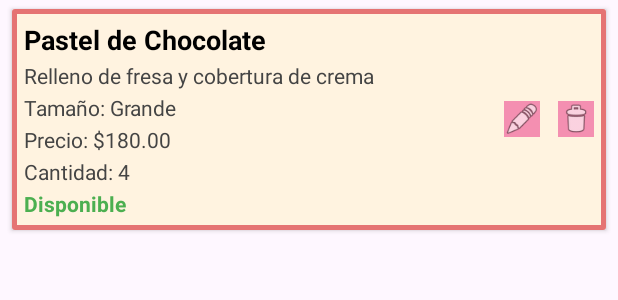
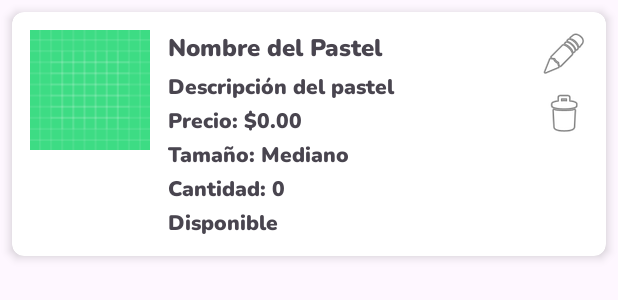
Before and after one commit to AntolinoRetana/CakeTrack, an Android app: the layout item_pastel.xml on its own in the app's theme, with its tools: preview values and no code run, on a phone screen of 412 x 824 dp. Shown: the top 300 px of the screen. Run offline under Robolectric (Android 15) with nearby library versions, the phone set to English and light mode, and no system bars.

Commit message:
agregar fotos a los pasteles

```diff
--- a/app/build.gradle
+++ b/app/build.gradle
@@ -61,5 +61,10 @@ dependencies {
     // Firebase Realtime Database
     implementation 'com.google.firebase:firebase-database:20.3.1'
 
+    implementation("com.google.firebase:firebase-storage")
+    implementation 'com.github.bumptech.glide:glide:4.16.0'
+    annotationProcessor 'com.github.bumptech.glide:compiler:4.16.0'
+
+
 
 }
--- a/app/src/main/java/com/example/caketrack/MainDashboardActivity.java
+++ b/app/src/main/java/com/example/caketrack/MainDashboardActivity.java
@@ -11,6 +11,7 @@ import androidx.fragment.app.Fragment;
 
 import com.example.caketrack.Admin.Fragments.FragmentCliente;
 import com.example.caketrack.Admin.Fragments.FragmentHome;
+//import com.example.caketrack.Admin.Fragments.FragmentPastel;
 import com.example.caketrack.Admin.Fragments.FragmentPastel;
 import com.example.caketrack.Admin.Fragments.FragmentReserva;
 import com.example.caketrack.Admin.Fragments.FragmentUsuario;
--- a/app/src/main/res/layout/item_pastel.xml
+++ b/app/src/main/res/layout/item_pastel.xml
@@ -1,108 +1,116 @@
 <?xml version="1.0" encoding="utf-8"?>
 <androidx.cardview.widget.CardView xmlns:android="http://schemas.android.com/apk/res/android"
+    xmlns:app="http://schemas.android.com/apk/res-auto"
     android:layout_width="match_parent"
     android:layout_height="wrap_content"
-    android:layout_marginVertical="6dp"
-    android:layout_marginHorizontal="8dp"
-    android:radius="16dp"
-    android:elevation="6dp"
-    android:padding="16dp">
+    android:layout_margin="8dp"
+    app:cardCornerRadius="8dp"
+    app:cardElevation="4dp">
 
     <LinearLayout
         android:layout_width="match_parent"
         android:layout_height="wrap_content"
         android:orientation="horizontal"
-        android:gravity="center_vertical"
-        android:weightSum="1"
-        android:background="@drawable/cards"
-        android:padding="8dp">
+        android:padding="12dp">
 
-        <!-- Info del pastel -->
+        <!-- Imagen del pastel -->
+        <ImageView
+            android:id="@+id/imageViewItemPastel"
+            android:layout_width="80dp"
+            android:layout_height="80dp"
+            android:layout_marginEnd="12dp"
+            android:scaleType="centerCrop"
+            android:background="@drawable/edit_text_redondito"
+            android:src="@drawable/ic_launcher_background" />
+
+        <!-- Información del pastel -->
         <LinearLayout
             android:layout_width="0dp"
             android:layout_height="wrap_content"
-            android:layout_weight="0.8"
+            android:layout_weight="1"
             android:orientation="vertical">
 
             <TextView
                 android:id="@+id/tvNombrePastel"
-                android:layout_width="wrap_content"
+                android:layout_width="match_parent"
                 android:layout_height="wrap_content"
-                android:text="Pastel de Chocolate"
-                android:textSize="18sp"
+                android:text="Nombre del Pastel"
+                android:textSize="16sp"
                 android:textStyle="bold"
-                android:textColor="#000000"/>
+                android:fontFamily="@font/nunitoprincipal" />
 
             <TextView
                 android:id="@+id/tvDescripcionPastel"
-                android:layout_width="wrap_content"
+                android:layout_width="match_parent"
                 android:layout_height="wrap_content"
-                android:text="Relleno de fresa y cobertura de crema"
+                android:text="Descripción del pastel"
                 android:textSize="14sp"
-                android:textColor="#444444"
-                android:layout_marginTop="2dp"/>
+                android:layout_marginTop="4dp"
+                android:fontFamily="@font/nunitoprincipal" />
+
+            <TextView
+                android:id="@+id/tvPrecioPastel"
+                android:layout_width="match_parent"
+                android:layout_height="wrap_content"
+                android:text="Precio: $0.00"
+                android:textSize="14sp"
+                android:layout_marginTop="2dp"
+                android:fontFamily="@font/nunitoprincipal" />
 
             <TextView
                 android:id="@+id/tvTamanoPastel"
-                android:layout_width="wrap_content"
+                android:layout_width="match_parent"
                 android:layout_height="wrap_content"
-                android:text="Tamaño: Grande"
+                android:text="Tamaño: Mediano"
                 android:textSize="14sp"
-                android:textColor="#444444"
-                android:layout_marginTop="2dp"/>
-
-            <TextView
-                android:id="@+id/tvPrecioPastel"
-                android:layout_width="wrap_content"
-                android:layout_height="wrap_content"
-                android:text="Precio: $180.00"
-                android:textSize="14sp"
-                android:textColor="#444444"
-                android:layout_marginTop="2dp"/>
+                android:layout_marginTop="2dp"
+                android:fontFamily="@font/nunitoprincipal" />
 
             <TextView
                 android:id="@+id/tvCantidadPastel"
-                android:layout_width="wrap_content"
+                android:layout_width="match_parent"
                 android:layout_height="wrap_content"
-                android:text="Cantidad: 4"
+                android:text="Cantidad: 0"
                 android:textSize="14sp"
-                android:textColor="#444444"
-                android:layout_marginTop="2dp"/>
+                android:layout_marginTop="2dp"
+                android:fontFamily="@font/nunitoprincipal" />
 
             <TextView
                 android:id="@+id/tvDisponiblePastel"
-                android:layout_width="wrap_content"
+                android:layout_width="match_parent"
                 android:layout_height="wrap_content"
                 android:text="Disponible"
                 android:textSize="14sp"
-                android:textStyle="bold"
-                android:textColor="#4CAF50"
-                android:layout_marginTop="2dp"/>
+                android:layout_marginTop="2dp"
+                android:fontFamily="@font/nunitoprincipal" />
+
         </LinearLayout>
 
         <!-- Botones de acción -->
         <LinearLayout
-            android:layout_width="0dp"
+            android:layout_width="wrap_content"
             android:layout_height="wrap_content"
-            android:layout_weight="0.2"
-            android:orientation="horizontal"
-            android:gravity="end">
+            android:orientation="vertical">
 
             <ImageView
                 android:id="@+id/btnEditarPastel"
-                android:layout_width="24dp"
-                android:layout_height="match_parent"
-                android:layout_marginEnd="12dp"
-                android:contentDescription="Editar"
-                android:background="@color/rosaBotonesEncabezados"
-                android:src="@android:drawable/ic_menu_edit" />
+                android:layout_width="32dp"
+                android:layout_height="32dp"
+                android:src="@android:drawable/ic_menu_edit"
+                android:background="?android:attr/selectableItemBackgroundBorderless"
+                android:contentDescription="Editar pastel"
+                android:layout_marginBottom="8dp" />
 
             <ImageView
                 android:id="@+id/btnEliminarPastel"
-                android:layout_width="24dp"
-                android:layout_height="24dp"
+                android:layout_width="32dp"
+                android:layout_height="32dp"
                 android:src="@android:drawable/ic_menu_delete"
-                android:background="@color/rosaBotonesEncabezados"                android:contentDescription="Eliminar" />
+                android:background="?android:attr/selectableItemBackgroundBorderless"
+                android:contentDescription="Eliminar pastel" />
+
         </LinearLayout>
+
     </LinearLayout>
+
 </androidx.cardview.widget.CardView>
```
Also changed, not shown: app/src/main/java/com/example/caketrack/Admin/Fragments/FragmentPastel.java (+49 -6 lines), app/src/main/java/com/example/caketrack/Admin/Pasteles/Adapter/PastelesAdapter.java (+81 -19 lines), app/src/main/java/com/example/caketrack/Admin/Pasteles/Moduls/Pasteles.java (+34 -50 lines), app/src/main/res/layout/dialog_agregar_pastel.xml (+19 -0 lines), app/src/main/res/layout/fragment_pastel.xml (+5 -3 lines), app/src/main/res/drawable/anadirfoto.png (added), app/src/main/res/drawable/camara.png (added), 1 other file.
